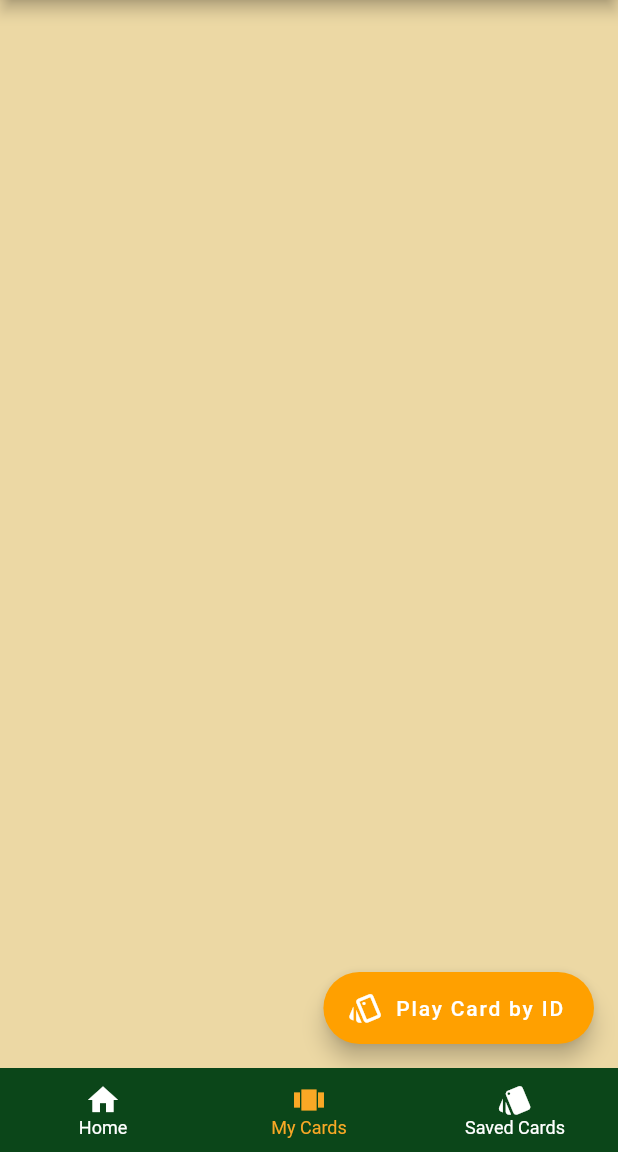
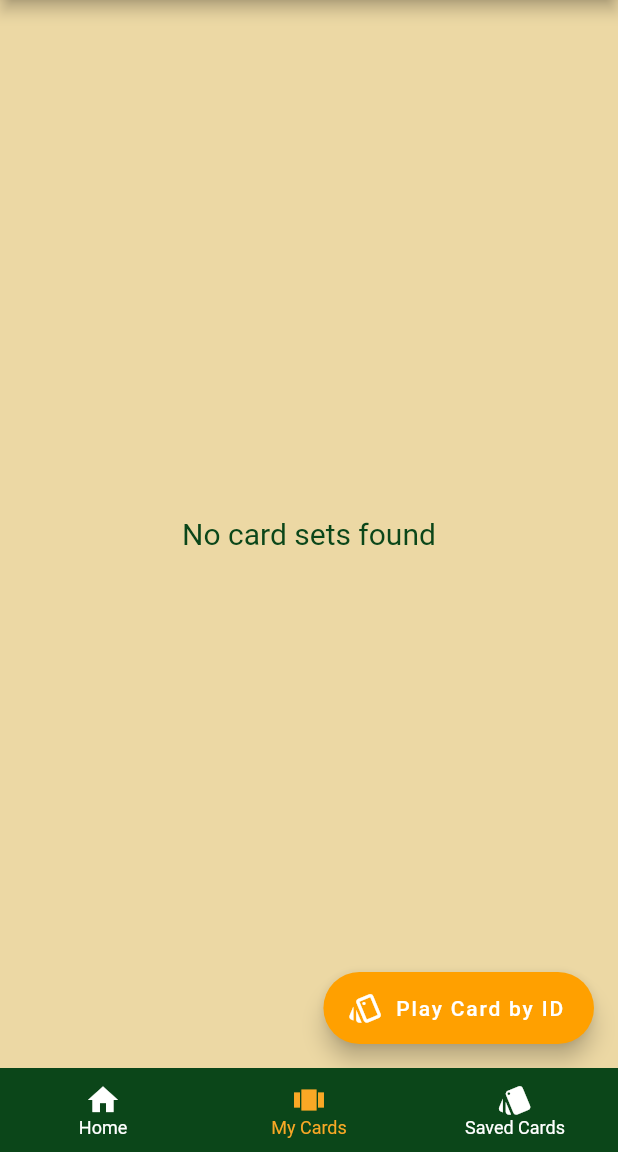
Before and after one commit to mmvergara/psau-rant-flutter, a Flutter app: the screen it shows once a user with an empty profile is signed in, item 2 of the bottom bar chosen, on a phone screen of 412 x 824 dp, the part 84-1236 px from its top. Run offline on Flutter 3.47's test engine with Material 2 defaults, Android fonts, the phone set to English and light mode, and no system bars; our stand-ins replace cloud_firestore, firebase_auth, firebase_core, flutter_signin_button, google_sign_in and 1 more; missing offline and left inert: dart:ffi; accounts and stored records are empty.

Commit message:
ui changes

```diff
--- a/lib/screen/mycards/dashboard.dart
+++ b/lib/screen/mycards/dashboard.dart
@@ -59,14 +59,25 @@ class _MyCardsDashboardState extends State<MyCardsDashboard> {
 
   @override
   Widget build(BuildContext context) {
-    return Container(
+    return !_isLoading && _cardSets.isEmpty
+        ? const Center(
+            child: Text(
+              'No card sets found',
+              style: TextStyle(
+                color: PsauColors.primaryGreen,
+                fontSize: 20,
+              ),
+            ),
+          )
+        : Container(
             width: double.infinity,
             color: PsauColors.creamBg,
             child: ListView.builder(
               itemCount: _cardSets.length,
               itemBuilder: (context, index) {
                 CardSet cardSet = _cardSets[index];
-          return cardSetCard(_playCardSet, _deleteCardSet, cardSet, index);
+                return cardSetCard(
+                    _playCardSet, _deleteCardSet, cardSet, index);
               },
             ),
           );
```
Also changed, not shown: lib/screen/auth/signin_page.dart (+17 -4 lines), lib/services/auth_service.dart (+13 -0 lines). Lines whose indentation alone changed are shown as unchanged.
